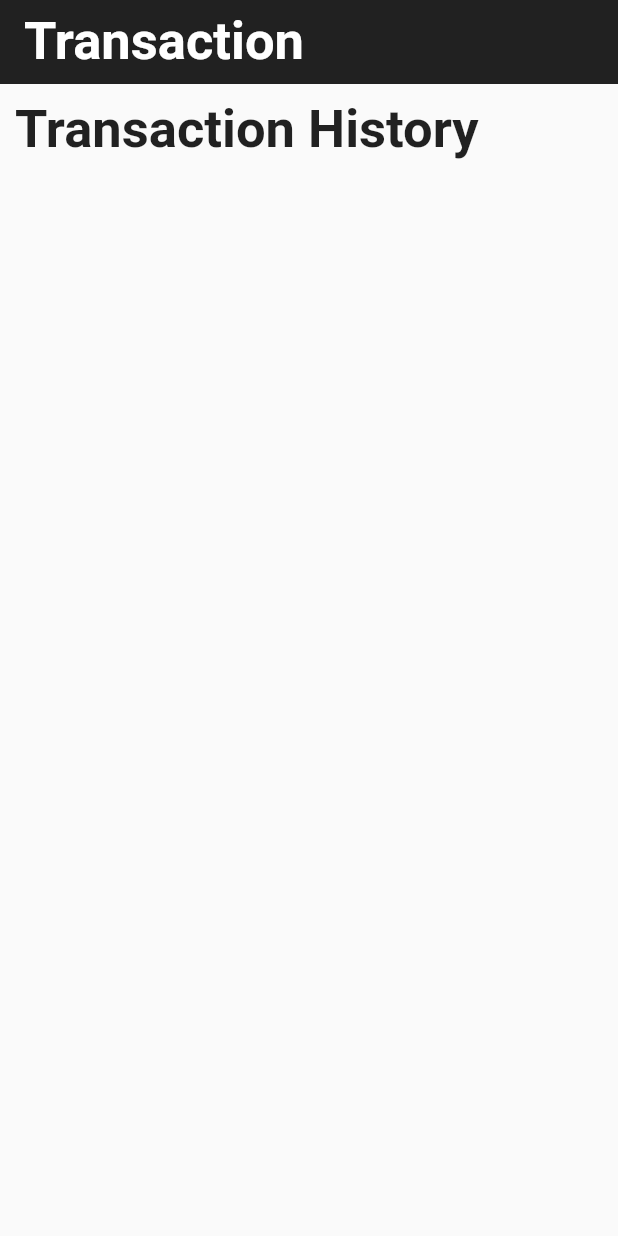
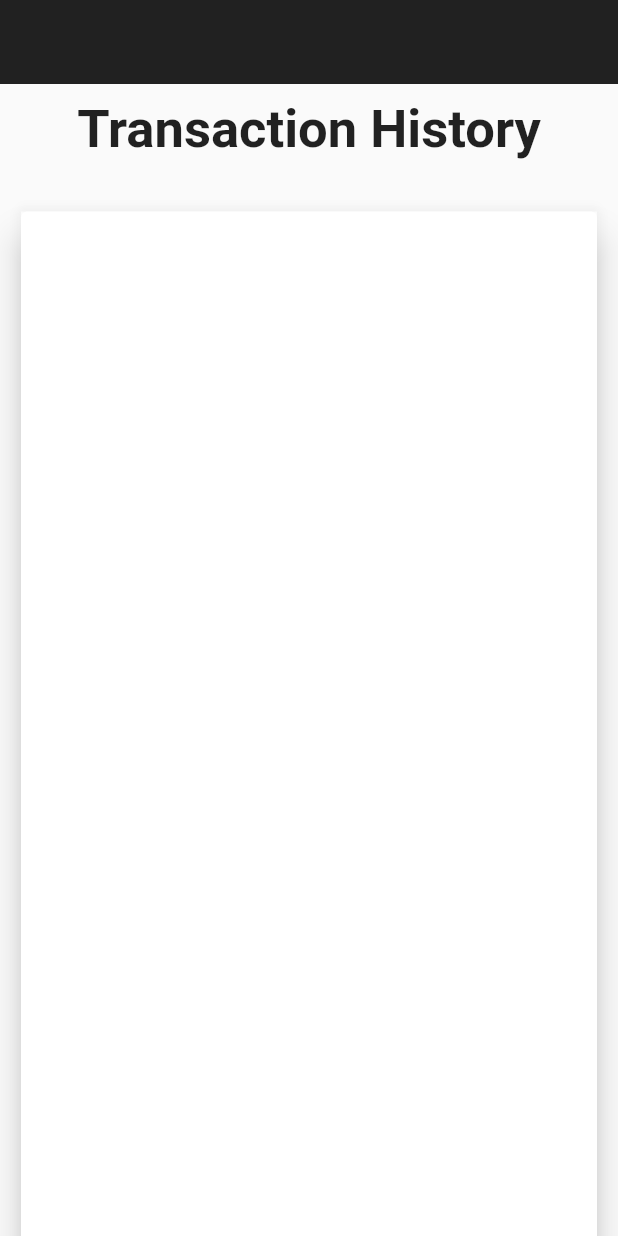
Before and after one commit to jervinmc/possystem, a Flutter app: the Transaction screen opened directly, on a phone screen of 412 x 824 dp. Run offline on Flutter 3.47's test engine with Material 2 defaults, Android fonts, the phone set to English and light mode, and no system bars; our stand-ins replace awesome_dialog, flutter_screenutil, font_awesome_flutter, simple_animations; missing offline and left inert: sunmi_aidl_print.

Commit message:
transaction

```diff
--- a/lib/homepage.dart
+++ b/lib/homepage.dart
@@ -475,14 +475,12 @@ controller=AnimationController(duration: Duration(milliseconds: 900),vsync: this
                           children: <Widget>[
                              ListView(
                          // shrinkWrap: true,
-
                        // physics: NeverScrollableScrollPhysics(),
                         //shrinkWrap: true,
                         children: <Widget>[
                           MemberInfo(),
                         ],
                       ),
-
                       Positioned(
                         bottom: 0,
                         child: Container(
--- a/lib/transaction.dart
+++ b/lib/transaction.dart
@@ -11,7 +11,7 @@ class _TransactionState extends State<Transaction> {
     return Scaffold(
 
       appBar: AppBar(
-        title: Text("Transaction", style: TextStyle(fontSize: 35, fontWeight: FontWeight.bold)),
+        title: Text("", style: TextStyle(fontSize: 35, fontWeight: FontWeight.bold)),
         backgroundColor: Colors.black87,
         iconTheme: IconThemeData(color: Colors.white, size: 25),
         elevation: 0,
@@ -21,13 +21,27 @@ class _TransactionState extends State<Transaction> {
       body: SingleChildScrollView(
         padding: EdgeInsets.all(10.0),
         child: Column(
-          crossAxisAlignment: CrossAxisAlignment.start,
+          crossAxisAlignment: CrossAxisAlignment.center,
           children: <Widget>[
-            Text("Transaction History", style: TextStyle(fontSize: 35, fontWeight: FontWeight.bold),
+            Text("Transaction History", style: TextStyle(fontSize: 35, fontWeight: FontWeight.bold, color: Colors.black87),
             ),
-            SizedBox(height: 15.0),
+            SizedBox(height: 10.0),
+            Container(
+               padding: EdgeInsets.all(10),
+            ),
+            Card(
+              elevation: 10,
+                  child: Container(
+                    color: Colors.white70,
+                   height: MediaQuery.of(context).size.height/1.0,
+                    width: MediaQuery.of(context).size.width/1.0,
+                    child: Container(
+                      padding: EdgeInsets.all(10),
 
-          ],
+            ),
+            ),
+            )
+            ],
         ),
       ),
     );
```
Also changed, not shown: lib/homescreen.dart (+6 -6 lines).
